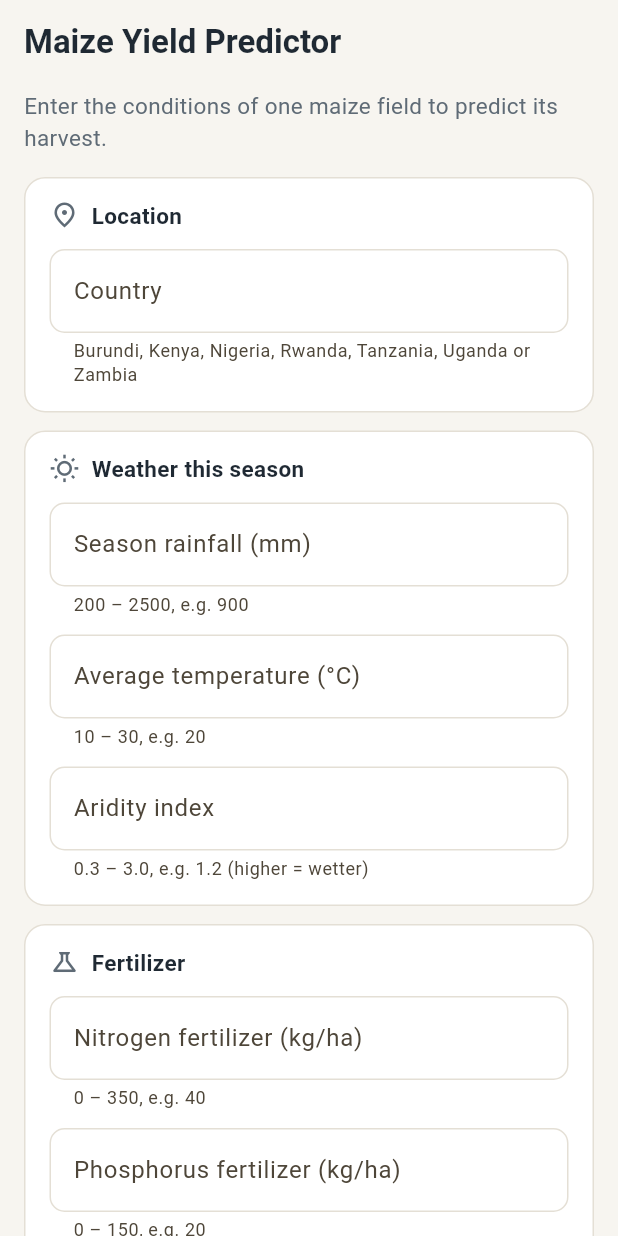
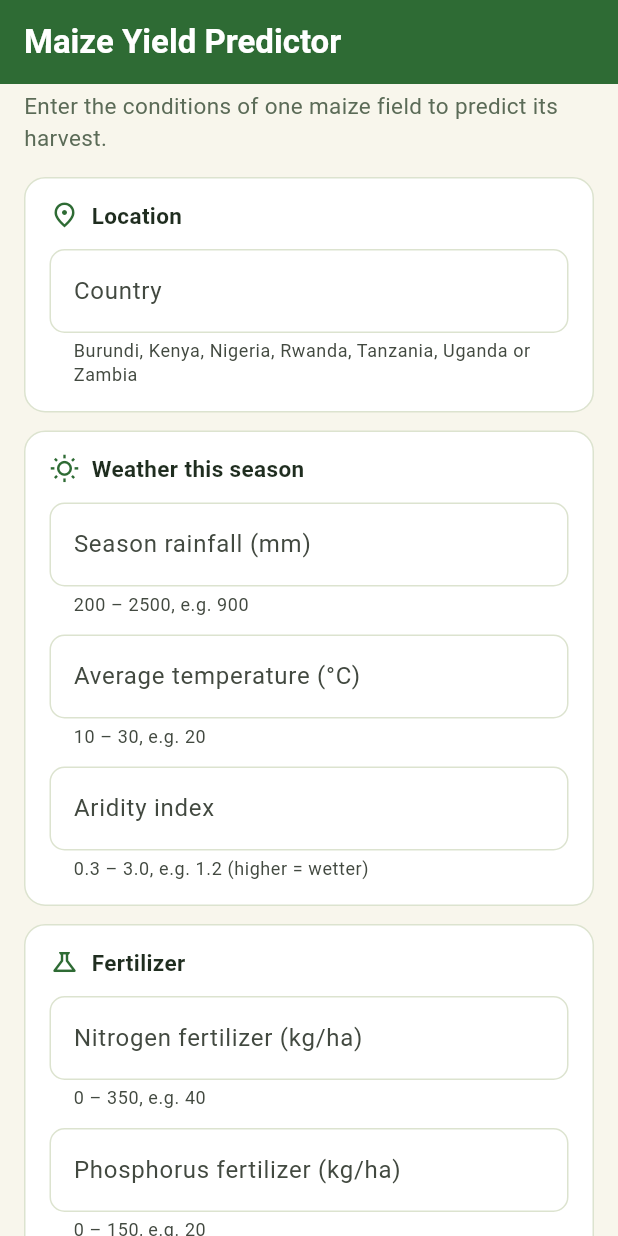
Before and after one commit to lilianeuwase2/linear_regression_model, a Flutter app: the screen it shows after launch, on a phone screen of 412 x 824 dp. Run offline on Flutter 3.47's test engine with Material 3 defaults, Android fonts, the phone set to English and light mode, and no system bars.

Commit message:
changed the app colors to green and yellow meaning growth and sun

```diff
--- a/summative/FlutterApp/lib/main.dart
+++ b/summative/FlutterApp/lib/main.dart
@@ -7,16 +7,15 @@ import 'package:http/http.dart' as http;
 /// Address of my deployed API.
 const String apiUrl = 'https://maize-yield-api-j1gx.onrender.com/predict';
 
-/// The app's colours, kept in one place.
-/// Mostly neutral colours, with maize gold used only as a small highlight.
-const Color ink = Color(0xFF1F2933); // dark slate: titles, text and the Predict button
-const Color muted = Color(0xFF5F6B76); // grey: hints and small text
-const Color paper = Color(0xFFF7F5F0); // warm off-white: the page background
-const Color line = Color(0xFFE4DFD5); // light border around cards and fields
-const Color maize = Color(0xFFE0A100); // maize gold: the one accent colour
-const Color maizeLight = Color(0xFFFFF4D6); // pale gold: background of the result
-const Color errorRed = Color(0xFFB42318); // error text and icon
-const Color errorLight = Color(0xFFFDECEA); // background of an error
+const Color leaf = Color(0xFF2E6B34);
+const Color ink = Color(0xFF1F2D1F);
+const Color muted = Color(0xFF5B6B57);
+const Color paper = Color(0xFFF8F6EC);
+const Color line = Color(0xFFDCE3CF);
+const Color maize = Color(0xFFF2B705);
+const Color maizeLight = Color(0xFFFFF6D5);
+const Color errorRed = Color(0xFFB42318);
+const Color errorLight = Color(0xFFFDECEA);
 
 ///starting the app
 void main() {
@@ -34,8 +33,8 @@ class MaizeYieldApp extends StatelessWidget {
       theme: ThemeData(
         useMaterial3: true,
         // primary is used by the Predict button, the focused field border and the cursor
-        colorScheme: ColorScheme.fromSeed(seedColor: maize).copyWith(
-          primary: ink,
+        colorScheme: ColorScheme.fromSeed(seedColor: leaf).copyWith(
+          primary: leaf,
           onPrimary: Colors.white,
           error: errorRed,
         ),
@@ -101,9 +100,8 @@ class _PredictionPageState extends State<PredictionPage> {
   };
 
   bool _loading = false;
-  String? _error; // a readable error message, or null
-  double? _yieldPerHa; // tonnes per hectare returned by the API, or null
-
+  String? _error;
+ double? _yieldPerHa;
   @override
   void dispose() {
     for (final controller in _controllers.values) {
@@ -212,9 +210,9 @@ class _PredictionPageState extends State<PredictionPage> {
     return Scaffold(
       appBar: AppBar(
         title: const Text('Maize Yield Predictor', style: TextStyle(fontWeight: FontWeight.w600)),
-        backgroundColor: paper,
-        foregroundColor: ink,
-        surfaceTintColor: Colors.transparent, // stops the bar changing colour when you scroll
+        backgroundColor: leaf,
+        foregroundColor: Colors.white,
+        surfaceTintColor: Colors.transparent, // stops the bar changing colour when scrolling
       ),
       body: SafeArea(
         child: SingleChildScrollView(
@@ -267,7 +265,7 @@ class _PredictionPageState extends State<PredictionPage> {
         children: [
           Row(
             children: [
-              Icon(icon, size: 20, color: muted),
+              Icon(icon, size: 20, color: leaf),
               const SizedBox(width: 8),
               Text(title,
                   style: const TextStyle(fontSize: 15, fontWeight: FontWeight.w600, color: ink)),
@@ -337,7 +335,7 @@ class _PredictionPageState extends State<PredictionPage> {
       child: Row(
         crossAxisAlignment: CrossAxisAlignment.start,
         children: [
-          const Icon(Icons.agriculture, color: ink),
+          const Icon(Icons.agriculture, color: leaf),
           const SizedBox(width: 12),
           Expanded(
             child: Column(
```
